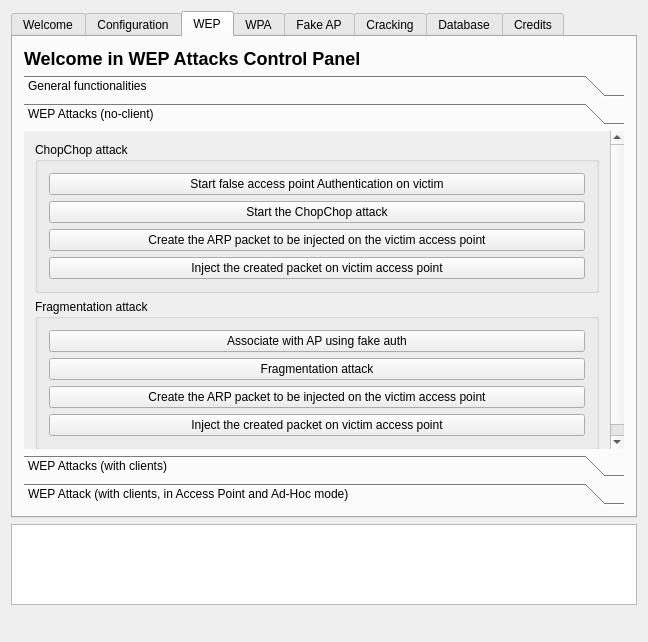
First picture: the form in gerix.ui, repository J4r3tt/gerix-wifi-cracker-2, before the edit.
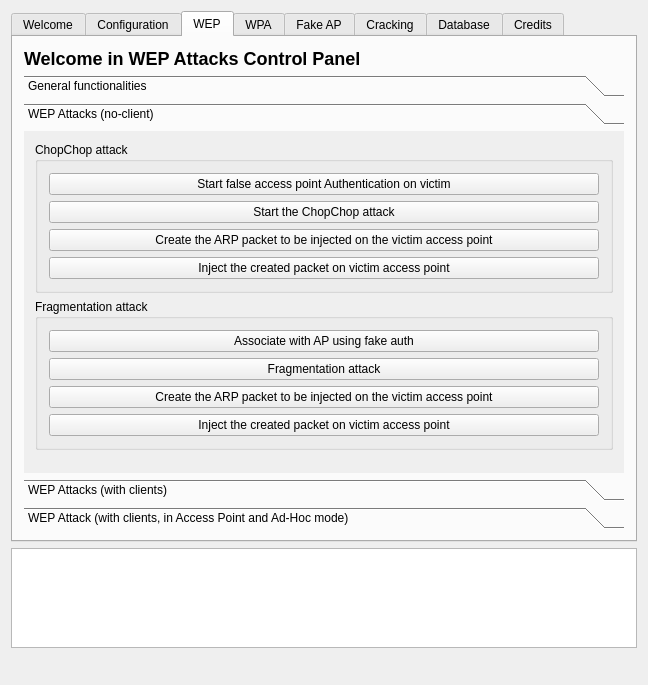
Second picture: the form after the edit. The open tabs and pages were chosen to show the change. Icons and pictures are not drawn.

```diff
--- a/gerix.ui
+++ b/gerix.ui
@@ -7,7 +7,7 @@
     <x>0</x>
     <y>0</y>
     <width>648</width>
-    <height>642</height>
+    <height>685</height>
    </rect>
   </property>
   <property name="windowTitle">
@@ -470,8 +470,8 @@
             <rect>
              <x>0</x>
              <y>0</y>
-             <width>232</width>
-             <height>140</height>
+             <width>261</width>
+             <height>160</height>
             </rect>
            </property>
            <attribute name="label">
@@ -533,8 +533,8 @@
             <rect>
              <x>0</x>
              <y>0</y>
-             <width>589</width>
-             <height>314</height>
+             <width>479</width>
+             <height>370</height>
             </rect>
            </property>
            <attribute name="label">
@@ -801,8 +801,8 @@
             <rect>
              <x>0</x>
              <y>0</y>
-             <width>274</width>
-             <height>201</height>
+             <width>307</width>
+             <height>231</height>
             </rect>
            </property>
            <attribute name="label">
```
Left out of the diff: 34 changed lines with no effect on the pictures.
